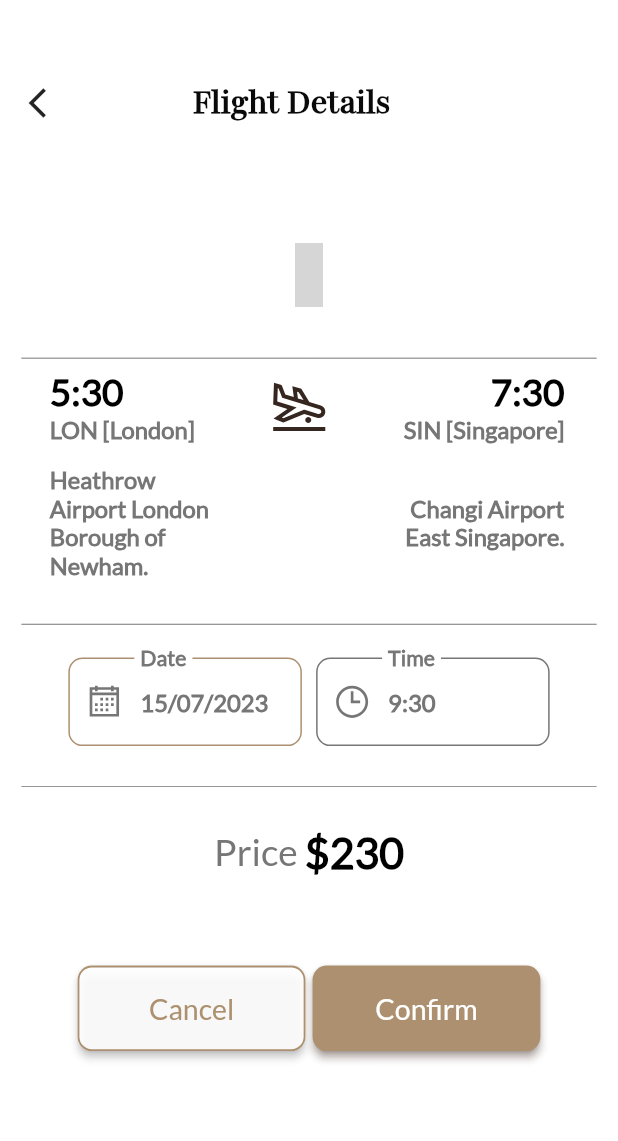
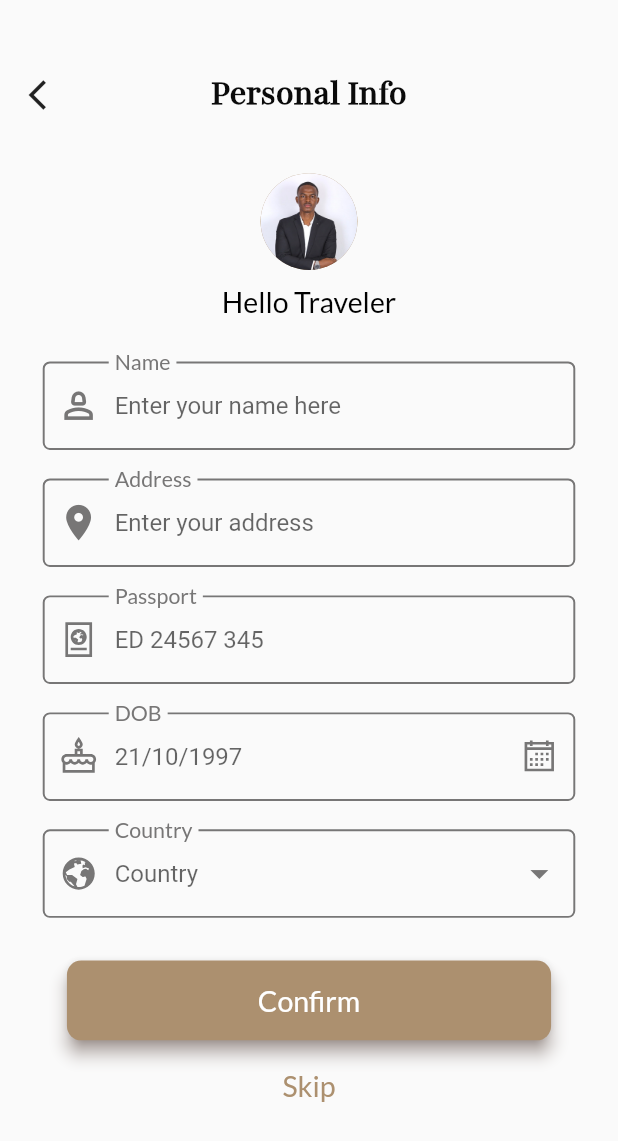
Before and after one commit to Arham21st/cojet.co, a Flutter app: the FlightDetails screen opened by its route, after a tap on "Confirm", on a phone screen of 412 x 824 dp. Shown: the top 1141 px of the screen. Run offline on Flutter 3.47's test engine with Material 2 defaults, Android fonts, the phone set to English and light mode, and no system bars; our stand-ins replace calendar_date_picker2, get, line_icons, persistent_bottom_nav_bar; grey boxes are pictures that could not be loaded.

Commit message:
29/06 personal info and routing

```diff
--- a/lib/routes/routes_helper.dart
+++ b/lib/routes/routes_helper.dart
@@ -1,5 +1,6 @@
 import 'package:cojet/screens/flights/flight_details.dart';
 import 'package:cojet/screens/flights/search_result.dart';
+import 'package:cojet/screens/user%20info/personal_info.dart';
 import 'package:get/get.dart';
 
 import '../screens/home/home_page.dart';
@@ -10,6 +11,7 @@ class RoutesHelper {
   static const String initial = '/';
   static const String result = '/search-result';
   static const String details = '/flight-details';
+  static const String userInfo = '/personal-info';
   // static const String popularItems = '/popular-Items';
   // static const String recommendedItems = '/recommended-Items';
   // static const String cartPage = '/cart-page';
@@ -18,6 +20,7 @@ class RoutesHelper {
   static String getInitial() => initial;
   static String getISearchResult() => result;
   static String getFlightDetails() => details;
+  static String getPersonalInfo() => userInfo;
   // static String getPopularProducts(int pageId, String page) => "$popularItems?pageId=$pageId&page=$page";
   // static String getRecommendedProducts(int pageId, String page) =>'$recommendedItems?pageId=$pageId&page=$page';
   // static String getCartPage() => '$cartPage';
@@ -27,6 +30,7 @@ class RoutesHelper {
     GetPage(name: initial, page: () => const HomePage()),
     GetPage(name: result, page: () => const SearchResult()),
     GetPage(name: details, page: () => const FlightDetails()),
+    GetPage(name: userInfo, page: () => const PersonalInfo()),
 
 
     // GetPage(
--- a/lib/screens/flights/flight_details.dart
+++ b/lib/screens/flights/flight_details.dart
@@ -210,7 +210,7 @@ class FlightDetails extends StatelessWidget {
               },style: transparentButton, child: SubHeadingText(text: "Cancel",size: Dimensions.font20,color: AppColors.mainColor,),),
               SizedBox(width: Dimensions.height5,),
               ElevatedButton(onPressed: () {
-
+               Get.toNamed(RoutesHelper.getPersonalInfo());
               },style: smallButton, child: SubHeadingText(text: "Confirm",size: Dimensions.font20,),)
             ],),
             SizedBox(height: Dimensions.height10,)
--- a/lib/screens/home/home_page_context.dart
+++ b/lib/screens/home/home_page_context.dart
@@ -791,7 +791,7 @@ class _ContextState extends State<Context> {
                               SizedBox(height: Dimensions.height5,),
                               ElevatedButton(onPressed: () {
 
-                              }, child: SubHeadingText(text: "Book Now",size: Dimensions.font16,fontWeight: FontWeight.w400,),style: smallButton,)
+                              },style: smallButton2, child: SubHeadingText(text: "Book Now",size: Dimensions.font26/2,fontWeight: FontWeight.w400,),)
 
 
 
@@ -885,7 +885,7 @@ class _ContextState extends State<Context> {
                               SizedBox(height: Dimensions.height5,),
                               ElevatedButton(onPressed: () {
 
-                              },style: smallButton, child: SubHeadingText(text: "Book Now",size: Dimensions.font16,fontWeight: FontWeight.w400,),)
+                              },style: smallButton2, child: SubHeadingText(text: "Book Now",size: Dimensions.font26/2,fontWeight: FontWeight.w400,),)
 
 
 
--- /dev/null
+++ b/lib/screens/user info/personal_info.dart
@@ -0,0 +1,187 @@
+import 'package:cojet/routes/routes_helper.dart';
+import 'package:cojet/utility/Dimensions.dart';
+import 'package:cojet/utility/app_colors.dart';
+import 'package:cojet/utility/widgets/heading_text.dart';
+import 'package:cojet/utility/widgets/main_button.dart';
+import 'package:cojet/utility/widgets/sub_heading_text.dart';
+import 'package:flutter/material.dart';
+import 'package:get/get.dart';
+import 'package:line_icons/line_icons.dart';
+
+class PersonalInfo extends StatefulWidget {
+  const PersonalInfo({super.key});
+
+  @override
+  State<PersonalInfo> createState() => _PersonalInfoState();
+}
+
+class _PersonalInfoState extends State<PersonalInfo> {
+  @override
+  Widget build(BuildContext context) {
+    return Scaffold(
+      body: Stack(
+        children: [
+          Positioned(
+            top: Dimensions.height20*2.7,
+            left: Dimensions.height20,
+
+
+            child: InkWell(
+                  onTap: () => Get.toNamed(RoutesHelper.getFlightDetails()),
+                  child: Icon(Icons.arrow_back_ios),
+                  ),
+                  ),
+          Positioned(
+            top: Dimensions.height20*2.5,
+            left: 0,
+            right: 0,
+
+            child: Column(
+          children: [
+
+
+            HeadingText(text: "Personal Info",fontWeight: FontWeight.bold,),
+            SizedBox(height: Dimensions.height20*2,),
+            CircleAvatar(backgroundColor: AppColors.mainColor,radius: Dimensions.height20*1.7,foregroundImage: AssetImage("assets/images/profile.jpg")),
+            SizedBox(height: Dimensions.height10,),
+            SubHeadingText(text: "Hello Traveler",color: Colors.black,size: Dimensions.font20,),
+
+            Padding(padding: EdgeInsets.all(Dimensions.height30),
+            child: Column(
+              children: [
+                //name
+                TextField(
+                  keyboardType: TextInputType.name,
+                  decoration: InputDecoration(
+                    prefixIcon: Icon(Icons.person_2_outlined,color: AppColors.grayColor,size: Dimensions.height30,),
+                    hintText: "Enter your name here",
+                    helperStyle: TextStyle(fontFamily: "Lato",color: AppColors.grayColor,fontSize: Dimensions.font16,),
+                    label: SubHeadingText(text: "Name",color: AppColors.grayColor,size: Dimensions.font20,),
+                    floatingLabelBehavior: FloatingLabelBehavior.always,
+                    enabledBorder: OutlineInputBorder(
+                      borderRadius: BorderRadius.circular(Dimensions.height5),
+                      borderSide: BorderSide(color: AppColors.grayColor,strokeAlign: BorderSide.strokeAlignInside,width: 1.3),
+
+                    ),
+
+                    focusedBorder: OutlineInputBorder(
+                      borderRadius: BorderRadius.circular(Dimensions.height5),
+                      borderSide: BorderSide(color: AppColors.mainColor,width: 1.3,strokeAlign: BorderSide.strokeAlignInside)
+                    ),
+                  ),
+                ),
+                SizedBox(height: Dimensions.height20,),
+
+                //address
+                TextField(
+                  keyboardType: TextInputType.streetAddress,
+                  decoration: InputDecoration(
+                    prefixIcon: Icon(Icons.place,color: AppColors.grayColor,size: Dimensions.height30,),
+                    hintText: "Enter your address",
+                    helperStyle: TextStyle(fontFamily: "Lato",color: AppColors.grayColor,fontSize: Dimensions.font16,),
+                    label: SubHeadingText(text: "Address",color: AppColors.grayColor,size: Dimensions.font20,),
+                    floatingLabelBehavior: FloatingLabelBehavior.always,
+                    enabledBorder: OutlineInputBorder(
+                      borderRadius: BorderRadius.circular(Dimensions.height5),
+                      borderSide: BorderSide(color: AppColors.grayColor,strokeAlign: BorderSide.strokeAlignInside,width: 1.3),
+                    ),
+
+                    focusedBorder: OutlineInputBorder(
+                      borderRadius: BorderRadius.circular(Dimensions.height5),
+                      borderSide: BorderSide(color: AppColors.mainColor,width: 1.3,strokeAlign: BorderSide.strokeAlignInside)
+                    ),
+                  ),
+                ),
+
+                SizedBox(height: Dimensions.height20,),
+
+                //passport
+                TextField(
+                  keyboardType: TextInputType.emailAddress,
+                  decoration: InputDecoration(
+                    prefixIcon: Icon(LineIcons.passport, color: AppColors.grayColor,size: Dimensions.height30,),
+                    hintText: "ED 24567 345",
+                    helperStyle: TextStyle(fontFamily: "Lato",color: AppColors.grayColor,fontSize: Dimensions.font16,),
+                    label: SubHeadingText(text: "Passport",color: AppColors.grayColor,size: Dimensions.font20,),
+                    floatingLabelBehavior: FloatingLabelBehavior.always,
+                    enabledBorder: OutlineInputBorder(
+                      borderRadius: BorderRadius.circular(Dimensions.height5),
+                      borderSide: BorderSide(color: AppColors.grayColor,strokeAlign: BorderSide.strokeAlignInside,width: 1.3),
+                    ),
+
+                    focusedBorder: OutlineInputBorder(
+                      borderRadius: BorderRadius.circular(Dimensions.height5),
+                      borderSide: BorderSide(color: AppColors.mainColor,width: 1.3,strokeAlign: BorderSide.strokeAlignInside)
+                    ),
+                  ),
+                ),
+
+                SizedBox(height: Dimensions.height20,),
+
+                //DOB
+                TextField(
+                  keyboardType: TextInputType.datetime,
+                  decoration: InputDecoration(
+                    suffixIcon: Icon(LineIcons.calendar, color: AppColors.grayColor,size: Dimensions.height30,),
+                    prefixIcon: Icon(LineIcons.birthdayCake, color: AppColors.grayColor,size: Dimensions.height30,),
+                    hintText: "21/10/1997",
+                    helperStyle: TextStyle(fontFamily: "Lato",color: AppColors.grayColor,fontSize: Dimensions.font16,),
+                    label: SubHeadingText(text: "DOB",color: AppColors.grayColor,size: Dimensions.font20,),
+                    floatingLabelBehavior: FloatingLabelBehavior.always,
+                    enabledBorder: OutlineInputBorder(
+                      borderRadius: BorderRadius.circular(Dimensions.height5),
+                      borderSide: BorderSide(color: AppColors.grayColor,strokeAlign: BorderSide.strokeAlignInside,width: 1.3),
+                    ),
+
+                    focusedBorder: OutlineInputBorder(
+                      borderRadius: BorderRadius.circular(Dimensions.height5),
+                      borderSide: BorderSide(color: AppColors.mainColor,width: 1.3,strokeAlign: BorderSide.strokeAlignInside)
+                    ),
+                  ),
+                ),
+
+                SizedBox(height: Dimensions.height20,),
+
+                //country
+
+                TextField(
+                  keyboardType: TextInputType.name,
+                  decoration: InputDecoration(
+
+                    suffixIcon: Icon(Icons.arrow_drop_down_outlined, color: AppColors.grayColor,size: Dimensions.height30,),
+                    prefixIcon: Icon(LineIcons.globe, color: AppColors.grayColor,size: Dimensions.height30,),
+                    hintText: "Country",
+                    helperStyle: TextStyle(fontFamily: "Lato",color: AppColors.grayColor,fontSize: Dimensions.font16,),
+                    label: SubHeadingText(text: "Country",color: AppColors.grayColor,size: Dimensions.font20,),
+                    floatingLabelBehavior: FloatingLabelBehavior.always,
+                    enabledBorder: OutlineInputBorder(
+                      borderRadius: BorderRadius.circular(Dimensions.height5),
+                      borderSide: BorderSide(color: AppColors.grayColor,strokeAlign: BorderSide.strokeAlignInside,width: 1.3),
+                    ),
+
+                    focusedBorder: OutlineInputBorder(
+                      borderRadius: BorderRadius.circular(Dimensions.height5),
+                      borderSide: BorderSide(color: AppColors.mainColor,width: 1.3,strokeAlign: BorderSide.strokeAlignInside)
+                    ),
+                  ),
+                ),
+                SizedBox(height: Dimensions.height30,),
+                ElevatedButton(onPressed: () {
+
+                }, child: SubHeadingText(text: "Confirm",size: Dimensions.font20,),style: mainButton,),
+                SizedBox(height: Dimensions.height20,),
+                SubHeadingText(text: "Skip",size: Dimensions.font20,color: AppColors.mainColor,)
+
+
+
+
+              ],
+            ),)
+          ],
+        ),
+      )
+        ],
+      ),
+    );
+  }
+}
--- a/lib/utility/widgets/main_button.dart
+++ b/lib/utility/widgets/main_button.dart
@@ -10,13 +10,13 @@ final ButtonStyle mainButton = ElevatedButton.styleFrom(
 
 
     shape: RoundedRectangleBorder(
-    borderRadius: BorderRadius.circular(Dimensions.height15),),
+    borderRadius: BorderRadius.circular(Dimensions.height10),),
     foregroundColor: AppColors.mainColor,
     backgroundColor: AppColors.mainColor,
     surfaceTintColor: Colors.brown,
     elevation: Dimensions.height5,
     shadowColor: Colors.brown,
-    fixedSize: Size(Dimensions.height20*15, Dimensions.height20*2.5)
+    fixedSize: Size(Dimensions.height20*17, Dimensions.height20*2.8)
     //maximumSize: Size(Dimensions.height20*15, Dimensions.height20*6)
 
 );
@@ -54,3 +54,19 @@ final ButtonStyle transparentButton = ElevatedButton.styleFrom(
     //maximumSize: Size(Dimensions.height20*15, Dimensions.height20*6)
 
 );
+
+final ButtonStyle smallButton2 = ElevatedButton.styleFrom(
+
+
+
+    shape: RoundedRectangleBorder(
+    borderRadius: BorderRadius.circular(Dimensions.height10),),
+    foregroundColor: AppColors.mainColor,
+    backgroundColor: AppColors.mainColor,
+    surfaceTintColor: Colors.brown,
+    elevation: Dimensions.height5/2,
+    shadowColor: Colors.brown,
+    fixedSize: Size(Dimensions.height20*4.8, Dimensions.height20*1.6)
+    //maximumSize: Size(Dimensions.height20*15, Dimensions.height20*6)
+
+);
```
Also changed, not shown: assets/images/profile.jpg (added).
